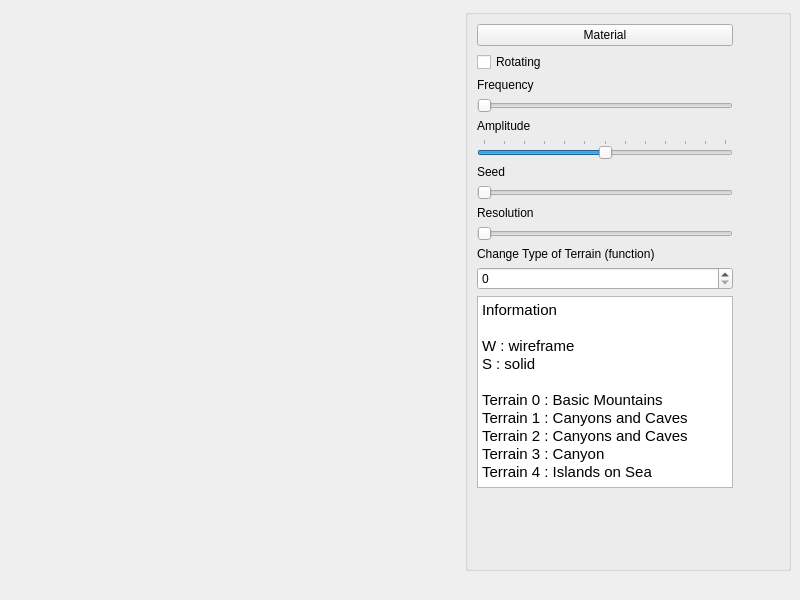
First picture: the form in demo/ui/mainwindow.ui, repository mshooter/terrain, before the edit.
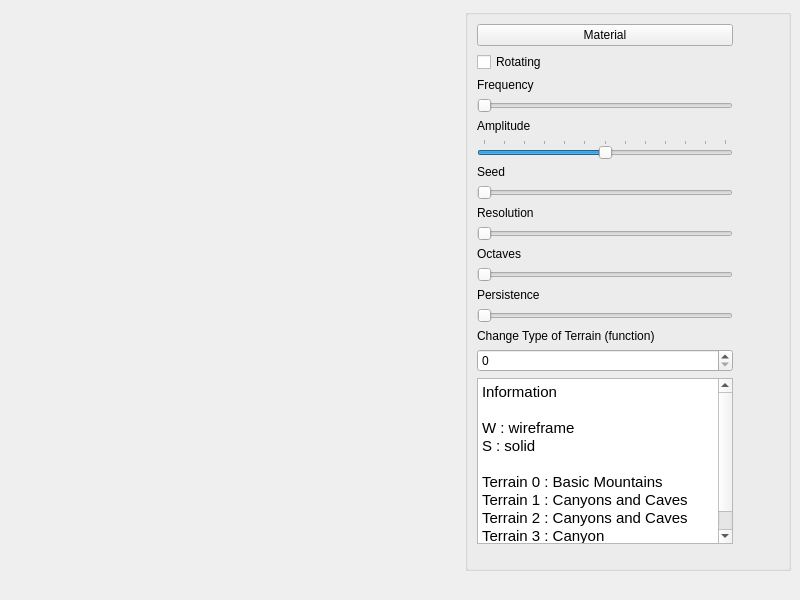
Second picture: the form after the edit.

The edit to the form file:
```diff
--- a/demo/ui/mainwindow.ui
+++ b/demo/ui/mainwindow.ui
@@ -85,20 +85,7 @@
        <string/>
       </property>
       <layout class="QGridLayout" name="gridLayout_2">
-       <item row="0" column="2" colspan="2">
-        <spacer name="horizontalSpacer_3">
-         <property name="orientation">
-          <enum>Qt::Horizontal</enum>
-         </property>
-         <property name="sizeHint" stdset="0">
-          <size>
-           <width>40</width>
-           <height>20</height>
-          </size>
-         </property>
-        </spacer>
-       </item>
-       <item row="13" column="1">
+       <item row="17" column="1">
         <widget class="QTextBrowser" name="textBrowser">
          <property name="html">
           <string>&lt;!DOCTYPE HTML PUBLIC &quot;-//W3C//DTD HTML 4.0//EN&quot; &quot;http://www.w3.org/TR/REC-html40/strict.dtd&quot;&gt;
@@ -118,6 +105,19 @@
          </property>
         </widget>
        </item>
+       <item row="0" column="2" colspan="2">
+        <spacer name="horizontalSpacer_3">
+         <property name="orientation">
+          <enum>Qt::Horizontal</enum>
+         </property>
+         <property name="sizeHint" stdset="0">
+          <size>
+           <width>40</width>
+           <height>20</height>
+          </size>
+         </property>
+        </spacer>
+       </item>
        <item row="8" column="1">
         <widget class="QLabel" name="label_4">
          <property name="text">
@@ -151,14 +151,14 @@
           <number>2</number>
          </property>
          <property name="maximum">
-          <number>60</number>
+          <number>100</number>
          </property>
          <property name="orientation">
           <enum>Qt::Horizontal</enum>
          </property>
         </widget>
        </item>
-       <item row="11" column="1">
+       <item row="15" column="1">
         <widget class="QSpinBox" name="terrain">
          <property name="maximum">
           <number>4</number>
@@ -233,7 +233,7 @@
          </property>
         </widget>
        </item>
-       <item row="14" column="1">
+       <item row="18" column="1">
         <spacer name="verticalSpacer">
          <property name="orientation">
           <enum>Qt::Vertical</enum>
@@ -253,13 +253,44 @@
          </property>
         </widget>
        </item>
-       <item row="10" column="1">
+       <item row="14" column="1">
         <widget class="QLabel" name="label_6">
          <property name="text">
           <string>Change Type of Terrain (function)</string>
          </property>
         </widget>
        </item>
+       <item row="11" column="1">
+        <widget class="QSlider" name="octaves">
+         <property name="orientation">
+          <enum>Qt::Horizontal</enum>
+         </property>
+        </widget>
+       </item>
+       <item row="10" column="1">
+        <widget class="QLabel" name="label_5">
+         <property name="text">
+          <string>Octaves</string>
+         </property>
+        </widget>
+       </item>
+       <item row="13" column="1">
+        <widget class="QSlider" name="persistence">
+         <property name="maximum">
+          <number>1000</number>
+         </property>
+         <property name="orientation">
+          <enum>Qt::Horizontal</enum>
+         </property>
+        </widget>
+       </item>
+       <item row="12" column="1">
+        <widget class="QLabel" name="label_7">
+         <property name="text">
+          <string>Persistence</string>
+         </property>
+        </widget>
+       </item>
       </layout>
      </widget>
     </item>
```
